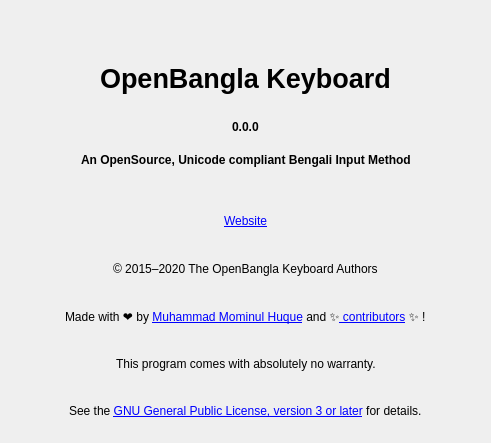
Qt form src/frontend/AboutDialog.ui (OpenBangla/OpenBangla-Keyboard) before a commit.
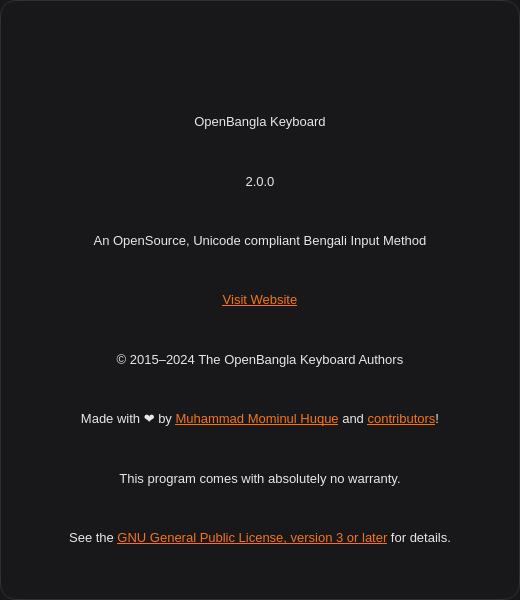
The same form after that commit. Icons and pictures are not drawn.

What changed in the file:
```diff
--- a/src/frontend/AboutDialog.ui
+++ b/src/frontend/AboutDialog.ui
@@ -6,365 +6,240 @@
    <rect>
     <x>0</x>
     <y>0</y>
-    <width>491</width>
-    <height>443</height>
+    <width>520</width>
+    <height>600</height>
    </rect>
   </property>
   <property name="windowTitle">
    <string>About OpenBangla Keyboard</string>
   </property>
-  <property name="windowIcon">
-   <iconset resource="images.qrc">
-    <normaloff>:/images/OpenBangla-Keyboard.png</normaloff>:/images/OpenBangla-Keyboard.png</iconset>
+  <property name="styleSheet">
+   <string notr="true">QDialog {
+    background: #18181b;
+    border: 1px solid rgba(255, 255, 255, 0.1);
+    border-radius: 16px;
+}
+
+QLabel {
+    color: rgba(255, 255, 255, 0.9);
+    font-size: 13px;
+}
+
+QLabel[title=&quot;true&quot;] {
+    font-size: 28px;
+    font-weight: 600;
+    color: white;
+    margin-top: 16px;
+}
+
+QLabel[subtitle=&quot;true&quot;] {
+    font-size: 15px;
+    font-weight: 500;
+    color: rgba(255, 255, 255, 0.7);
+}
+
+QLabel[version=&quot;true&quot;] {
+    font-size: 16px;
+    font-weight: 600;
+    color: rgba(255, 255, 255, 0.5);
+    margin-bottom: 8px;
+}
+
+QLabel[copyright=&quot;true&quot;] {
+    color: rgba(255, 255, 255, 0.4);
+    font-size: 12px;
+}
+
+QLabel[link=&quot;true&quot;] a {
+    color: #f97316;
+    text-decoration: none;
+    font-size: 14px;
+    font-weight: 500;
+}
+
+QLabel[link=&quot;true&quot;] a:hover {
+    color: #f97316;
+    text-decoration: none;
+}
+
+QLabel#labelImage {
+    background: transparent;
+    border: none;
+    padding: 0;
+    margin-bottom: 16px;
+}
+
+QLabel#labelImage QPixmap {
+    border: 1px solid rgba(255, 255, 255, 0.1);
+    border-radius: 12px;
+}</string>
   </property>
   <layout class="QVBoxLayout" name="verticalLayout">
+   <property name="spacing">
+    <number>16</number>
+   </property>
+   <property name="leftMargin">
+    <number>40</number>
+   </property>
+   <property name="topMargin">
+    <number>40</number>
+   </property>
+   <property name="rightMargin">
+    <number>40</number>
+   </property>
+   <property name="bottomMargin">
+    <number>40</number>
+   </property>
    <item>
-    <layout class="QHBoxLayout" name="horizontalLayout">
-     <item>
-      <spacer name="horizontalSpacer">
-       <property name="orientation">
-        <enum>Qt::Horizontal</enum>
-       </property>
-       <property name="sizeHint" stdset="0">
-        <size>
-         <width>40</width>
-         <height>20</height>
-        </size>
-       </property>
-      </spacer>
-     </item>
-     <item>
-      <widget class="QLabel" name="labelImage">
-       <property name="text">
-        <string/>
-       </property>
-       <property name="pixmap">
-        <pixmap resource="images.qrc">:/images/OpenBangla-Keyboard.png</pixmap>
-       </property>
-      </widget>
-     </item>
-     <item>
-      <spacer name="horizontalSpacer_2">
-       <property name="orientation">
-        <enum>Qt::Horizontal</enum>
-       </property>
-       <property name="sizeHint" stdset="0">
-        <size>
-         <width>40</width>
-         <height>20</height>
-        </size>
-       </property>
-      </spacer>
-     </item>
-    </layout>
+    <widget class="QLabel" name="labelImage">
+     <property name="sizePolicy">
+      <sizepolicy hsizetype="Expanding" vsizetype="Preferred">
+       <horstretch>0</horstretch>
+       <verstretch>0</verstretch>
+      </sizepolicy>
+     </property>
+     <property name="text">
+      <string/>
+     </property>
+     <property name="pixmap">
+      <pixmap>:/images/OpenBangla-Keyboard.png</pixmap>
+     </property>
+     <property name="scaledContents">
+      <bool>false</bool>
+     </property>
+     <property name="alignment">
+      <set>Qt::AlignCenter</set>
+     </property>
+    </widget>
    </item>
    <item>
-    <layout class="QHBoxLayout" name="horizontalLayout_2">
-     <item>
-      <spacer name="horizontalSpacer_3">
-       <property name="orientation">
-        <enum>Qt::Horizontal</enum>
-       </property>
-       <property name="sizeHint" stdset="0">
-        <size>
-         <width>40</width>
-         <height>20</height>
-        </size>
-       </property>
-      </spacer>
-     </item>
-     <item>
-      <widget class="QLabel" name="label">
-       <property name="text">
-        <string>&lt;html&gt;&lt;head/&gt;&lt;body&gt;&lt;p&gt;&lt;span style=&quot; font-size:20pt; font-weight:600;&quot;&gt;OpenBangla Keyboard&lt;/span&gt;&lt;/p&gt;&lt;/body&gt;&lt;/html&gt;</string>
-       </property>
-      </widget>
-     </item>
-     <item>
-      <spacer name="horizontalSpacer_4">
-       <property name="orientation">
-        <enum>Qt::Horizontal</enum>
-       </property>
-       <property name="sizeHint" stdset="0">
-        <size>
-         <width>40</width>
-         <height>20</height>
-        </size>
-       </property>
-      </spacer>
-     </item>
-    </layout>
+    <widget class="QLabel" name="label">
+     <property name="text">
+      <string>OpenBangla Keyboard</string>
+     </property>
+     <property name="alignment">
+      <set>Qt::AlignCenter</set>
+     </property>
+     <property name="title" stdset="0">
+      <bool>true</bool>
+     </property>
+    </widget>
    </item>
    <item>
-    <layout class="QHBoxLayout" name="horizontalLayout_3">
-     <item>
-      <spacer name="horizontalSpacer_5">
-       <property name="orientation">
-        <enum>Qt::Horizontal</enum>
-       </property>
-       <property name="sizeHint" stdset="0">
-        <size>
-         <width>40</width>
-         <height>20</height>
-        </size>
-       </property>
-      </spacer>
-     </item>
-     <item>
-      <widget class="QLabel" name="labelVer">
-       <property name="font">
-        <font>
-         <weight>75</weight>
-         <bold>true</bold>
-        </font>
-       </property>
-       <property name="text">
-        <string>0.0.0</string>
-       </property>
-      </widget>
-     </item>
-     <item>
-      <spacer name="horizontalSpacer_6">
-       <property name="orientation">
-        <enum>Qt::Horizontal</enum>
-       </property>
-       <property name="sizeHint" stdset="0">
-        <size>
-         <width>40</width>
-         <height>20</height>
-        </size>
-       </property>
-      </spacer>
-     </item>
-    </layout>
+    <widget class="QLabel" name="labelVer">
+     <property name="text">
+      <string>2.0.0</string>
+     </property>
+     <property name="alignment">
+      <set>Qt::AlignCenter</set>
+     </property>
+     <property name="version" stdset="0">
+      <bool>true</bool>
+     </property>
+    </widget>
    </item>
    <item>
-    <layout class="QHBoxLayout" name="horizontalLayout_4">
-     <item>
-      <spacer name="horizontalSpacer_7">
-       <property name="orientation">
-        <enum>Qt::Horizontal</enum>
-       </property>
-       <property name="sizeHint" stdset="0">
-        <size>
-         <width>40</width>
-         <height>20</height>
-        </size>
-       </property>
-      </spacer>
-     </item>
-     <item>
-      <widget class="QLabel" name="labelInfo">
-       <property name="frameShape">
-        <enum>QFrame::NoFrame</enum>
-       </property>
-       <property name="text">
-        <string>&lt;html&gt;&lt;head/&gt;&lt;body&gt;&lt;p&gt;&lt;span style=&quot; font-weight:600;&quot;&gt;An OpenSource, Unicode compliant Bengali Input Method&lt;/span&gt;&lt;/p&gt;&lt;/body&gt;&lt;/html&gt;</string>
-       </property>
-       <property name="alignment">
-        <set>Qt::AlignLeading|Qt::AlignLeft|Qt::AlignTop</set>
-       </property>
-      </widget>
-     </item>
-     <item>
-      <spacer name="horizontalSpacer_8">
-       <property name="orientation">
-        <enum>Qt::Horizontal</enum>
-       </property>
-       <property name="sizeHint" stdset="0">
-        <size>
-         <width>40</width>
-         <height>20</height>
-        </size>
-       </property>
-      </spacer>
-     </item>
-    </layout>
+    <widget class="QLabel" name="labelInfo">
+     <property name="text">
+      <string>An OpenSource, Unicode compliant Bengali Input Method</string>
+     </property>
+     <property name="alignment">
+      <set>Qt::AlignCenter</set>
+     </property>
+     <property name="subtitle" stdset="0">
+      <bool>true</bool>
+     </property>
+    </widget>
    </item>
    <item>
-    <layout class="QHBoxLayout" name="horizontalLayout_5">
-     <item>
-      <spacer name="horizontalSpacer_9">
-       <property name="orientation">
-        <enum>Qt::Horizontal</enum>
-       </property>
-       <property name="sizeHint" stdset="0">
-        <size>
-         <width>40</width>
-         <height>20</height>
-        </size>
-       </property>
-      </spacer>
-     </item>
-     <item>
-      <widget class="QLabel" name="lblWebsite">
-       <property name="text">
-        <string>&lt;html&gt;&lt;head/&gt;&lt;body&gt;&lt;p&gt;&lt;a href=&quot;https://openbangla.github.io/&quot;&gt;&lt;span style=&quot; text-decoration: underline; color:#0000ff;&quot;&gt;Website&lt;/span&gt;&lt;/a&gt;&lt;/p&gt;&lt;/body&gt;&lt;/html&gt;</string>
-       </property>
-      </widget>
-     </item>
-     <item>
-      <spacer name="horizontalSpacer_10">
-       <property name="orientation">
-        <enum>Qt::Horizontal</enum>
-       </property>
-       <property name="sizeHint" stdset="0">
-        <size>
-         <width>40</width>
-         <height>20</height>
-        </size>
-       </property>
-      </spacer>
-     </item>
-    </layout>
+    <widget class="QLabel" name="lblWebsite">
+     <property name="cursor">
+      <cursorShape>PointingHandCursor</cursorShape>
+     </property>
+     <property name="text">
+      <string>&lt;html&gt;&lt;head/&gt;&lt;body&gt;&lt;p align=&quot;center&quot;&gt;&lt;a href=&quot;https://openbangla.github.io/&quot; style=&quot;color: #f97316;&quot;&gt;Visit Website&lt;/a&gt;&lt;/p&gt;&lt;/body&gt;&lt;/html&gt;</string>
+     </property>
+     <property name="openExternalLinks">
+      <bool>true</bool>
+     </property>
+     <property name="link" stdset="0">
+      <bool>true</bool>
+     </property>
+    </widget>
    </item>
    <item>
-    <layout class="QHBoxLayout" name="horizontalLayout_6">
-     <item>
-      <spacer name="horizontalSpacer_11">
-       <property name="orientation">
-        <enum>Qt::Horizontal</enum>
-       </property>
-       <property name="sizeHint" stdset="0">
-        <size>
-         <width>40</width>
-         <height>20</height>
-        </size>
-       </property>
-      </spacer>
-     </item>
-     <item>
-      <widget class="QLabel" name="label_5">
-       <property name="text">
-        <string>&lt;html&gt;&lt;head/&gt;&lt;body&gt;&lt;p&gt;© 2015–2020 The OpenBangla Keyboard Authors&lt;/p&gt;&lt;/body&gt;&lt;/html&gt;</string>
-       </property>
-      </widget>
-     </item>
-     <item>
-      <spacer name="horizontalSpacer_12">
-       <property name="orientation">
-        <enum>Qt::Horizontal</enum>
-       </property>
-       <property name="sizeHint" stdset="0">
-        <size>
-         <width>40</width>
-         <height>20</height>
-        </size>
-       </property>
-      </spacer>
-     </item>
-    </layout>
+    <spacer name="verticalSpacer">
+     <property name="orientation">
+      <enum>Qt::Vertical</enum>
+     </property>
+     <property name="sizeType">
+      <enum>QSizePolicy::Fixed</enum>
+     </property>
+     <property name="sizeHint" stdset="0">
+      <size>
+       <width>20</width>
+       <height>0</height>
+      </size>
+     </property>
+    </spacer>
    </item>
    <item>
-    <layout class="QHBoxLayout" name="horizontalLayout_7">
-     <item>
-      <spacer name="horizontalSpacer_13">
-       <property name="orientation">
-        <enum>Qt::Horizontal</enum>
-       </property>
-       <property name="sizeHint" stdset="0">
-        <size>
-         <width>40</width>
-         <height>20</height>
-        </size>
-       </property>
-      </spacer>
-     </item>
-     <item>
-      <widget class="QLabel" name="lblContrib">
-       <property name="text">
-        <string>&lt;html&gt;&lt;head/&gt;&lt;body&gt;&lt;p&gt;Made with ❤️ by &lt;a href=&quot;https://github.com/mominul&quot;&gt;&lt;span style=&quot; text-decoration: underline; color:#0000ff;&quot;&gt;Muhammad Mominul Huque&lt;/span&gt;&lt;/a&gt; and ✨&lt;a href=&quot;https://github.com/OpenBangla/OpenBangla-Keyboard/graphs/contributors&quot;&gt;&lt;span style=&quot; text-decoration: underline; color:#0000ff;&quot;&gt; contributors&lt;/span&gt;&lt;/a&gt; ✨ !&lt;/p&gt;&lt;/body&gt;&lt;/html&gt;</string>
-       </property>
-      </widget>
-     </item>
-     <item>
-      <spacer name="horizontalSpacer_14">
-       <property name="orientation">
-        <enum>Qt::Horizontal</enum>
-       </property>
-       <property name="sizeHint" stdset="0">
-        <size>
-         <width>40</width>
-         <height>20</height>
-        </size>
-       </property>
-      </spacer>
-     </item>
-    </layout>
+    <widget class="QLabel" name="label_5">
+     <property name="text">
+      <string>© 2015–2024 The OpenBangla Keyboard Authors</string>
+     </property>
+     <property name="alignment">
+      <set>Qt::AlignCenter</set>
+     </property>
+     <property name="copyright" stdset="0">
+      <bool>true</bool>
+     </property>
+    </widget>
    </item>
    <item>
-    <layout class="QHBoxLayout" name="horizontalLayout_8">
-     <item>
-      <spacer name="horizontalSpacer_15">
-       <property name="orientation">
-        <enum>Qt::Horizontal</enum>
-       </property>
-       <property name="sizeHint" stdset="0">
-        <size>
-         <width>40</width>
-         <height>20</height>
-        </size>
-       </property>
-      </spacer>
-     </item>
-     <item>
-      <widget class="QLabel" name="label_2">
-       <property name="text">
-        <string>&lt;html&gt;&lt;head/&gt;&lt;body&gt;&lt;p&gt;&lt;span style=&quot; font-size:9pt;&quot;&gt;This program comes with absolutely no warranty.&lt;/span&gt;&lt;/p&gt;&lt;/body&gt;&lt;/html&gt;</string>
-       </property>
-      </widget>
-     </item>
-     <item>
-      <spacer name="horizontalSpacer_16">
-       <property name="orientation">
-        <enum>Qt::Horizontal</enum>
-       </property>
-       <property name="sizeHint" stdset="0">
-        <size>
-         <width>40</width>
-         <height>20</height>
-        </size>
-       </property>
-      </spacer>
-     </item>
-    </layout>
+    <widget class="QLabel" name="lblLinks">
+     <property name="cursor">
+      <cursorShape>PointingHandCursor</cursorShape>
+     </property>
+     <property name="text">
+      <string>&lt;html&gt;&lt;head/&gt;&lt;body&gt;&lt;p align=&quot;center&quot;&gt;Made with ❤️ by &lt;a href=&quot;https://github.com/mominul&quot; style=&quot;color: #f97316;&quot;&gt;Muhammad Mominul Huque&lt;/a&gt; and &lt;a href=&quot;https://github.com/OpenBangla/OpenBangla-Keyboard/graphs/contributors&quot; style=&quot;color: #f97316;&quot;&gt;contributors&lt;/a&gt;!&lt;/p&gt;&lt;/body&gt;&lt;/html&gt;</string>
+     </property>
+     <property name="openExternalLinks">
+      <bool>true</bool>
+     </property>
+     <property name="link" stdset="0">
+      <bool>true</bool>
+     </property>
+    </widget>
    </item>
    <item>
-    <layout class="QHBoxLayout" name="horizontalLayout_9">
-     <item>
-      <spacer name="horizontalSpacer_17">
-       <property name="orientation">
-        <enum>Qt::Horizontal</enum>
-       </property>
-       <property name="sizeHint" stdset="0">
-        <size>
-         <width>40</width>
-         <height>20</height>
-        </size>
-       </property>
-      </spacer>
-     </item>
-     <item>
-      <widget class="QLabel" name="lblLicense">
-       <property name="text">
-        <string>&lt;html&gt;&lt;head/&gt;&lt;body&gt;&lt;p&gt;&lt;span style=&quot; font-size:9pt;&quot;&gt;See the &lt;/span&gt;&lt;a href=&quot;https://www.gnu.org/licenses/gpl-3.0.html&quot;&gt;&lt;span style=&quot; font-size:9pt; text-decoration: underline; color:#0000ff;&quot;&gt;GNU General Public License, version 3 or later&lt;/span&gt;&lt;/a&gt;&lt;span style=&quot; font-size:9pt;&quot;&gt; for details.&lt;/span&gt;&lt;/p&gt;&lt;/body&gt;&lt;/html&gt;</string>
-       </property>
-      </widget>
-     </item>
-     <item>
-      <spacer name="horizontalSpacer_18">
-       <property name="orientation">
-        <enum>Qt::Horizontal</enum>
-       </property>
-       <property name="sizeHint" stdset="0">
-        <size>
-         <width>40</width>
-         <height>20</height>
-        </size>
-       </property>
-      </spacer>
-     </item>
-    </layout>
+    <widget class="QLabel" name="label_2">
+     <property name="text">
+      <string>This program comes with absolutely no warranty.</string>
+     </property>
+     <property name="alignment">
+      <set>Qt::AlignCenter</set>
+     </property>
+     <property name="copyright" stdset="0">
+      <bool>true</bool>
+     </property>
+    </widget>
+   </item>
+   <item>
+    <widget class="QLabel" name="lblLicense">
+     <property name="cursor">
+      <cursorShape>PointingHandCursor</cursorShape>
+     </property>
+     <property name="text">
+      <string>&lt;html&gt;&lt;head/&gt;&lt;body&gt;&lt;p align=&quot;center&quot;&gt;See the &lt;a href=&quot;https://www.gnu.org/licenses/gpl-3.0.html&quot; style=&quot;color: #f97316;&quot;&gt;GNU General Public License, version 3 or later&lt;/a&gt; for details.&lt;/p&gt;&lt;/body&gt;&lt;/html&gt;</string>
+     </property>
+     <property name="openExternalLinks">
+      <bool>true</bool>
+     </property>
+     <property name="link" stdset="0">
+      <bool>true</bool>
+     </property>
+    </widget>
    </item>
   </layout>
  </widget>
```
Left out of the diff: 5 changed lines with no effect on the pictures.
